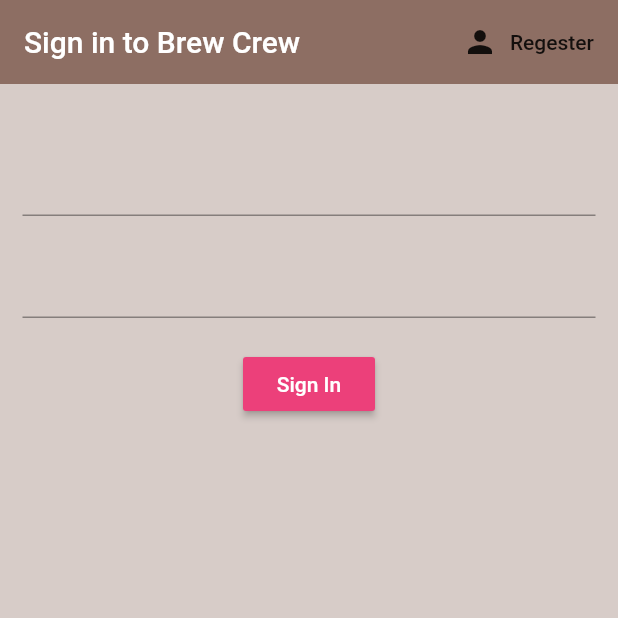
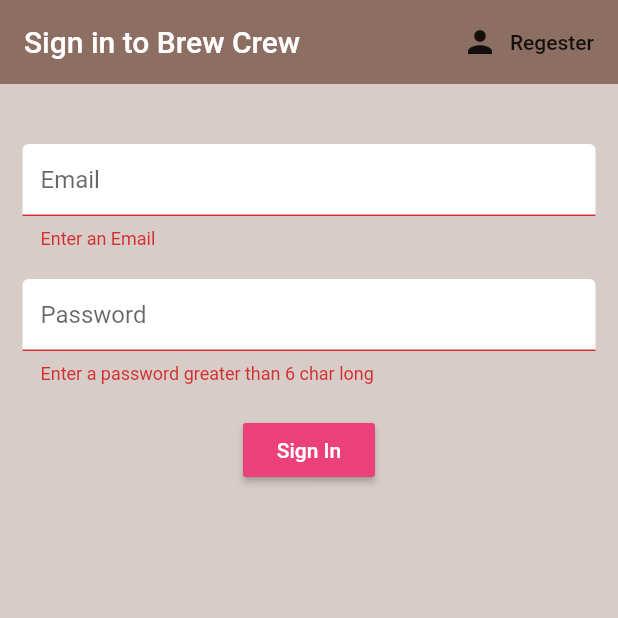
Before and after one commit to Nishyy/Flutter_Brew-Crew, a Flutter app: the screen it shows after launch, after a tap on "Sign In", on a phone screen of 412 x 824 dp, the top half of it. Run offline on Flutter 3.47's test engine with Material 2 defaults, Android fonts, the phone set to English and light mode, and no system bars; our stand-ins replace cloud_firestore, firebase_auth, flutter_spinkit; accounts and stored records are empty.

```diff
--- a/lib/main.dart
+++ b/lib/main.dart
@@ -13,6 +13,7 @@ class MyApp extends StatelessWidget {
     return StreamProvider<User>.value(
       value: AuthService().user,
       child: MaterialApp(
+        debugShowCheckedModeBanner: false,
         home: Wrapper(),
       ),
     );
--- /dev/null
+++ b/lib/models/brew.dart
@@ -0,0 +1,7 @@
+class Brew {
+  final String name;
+  final String sugars;
+  final int strength;
+
+  Brew({this.name, this.sugars, this.strength});
+}
--- a/lib/screens/authenticate/singn_in.dart
+++ b/lib/screens/authenticate/singn_in.dart
@@ -1,11 +1,12 @@
 import 'package:brew_crew/services/auth.dart';
+import 'package:brew_crew/shared/constants.dart';
+import 'package:brew_crew/shared/loading.dart';
 import 'package:flutter/material.dart';
 
 class SignIn extends StatefulWidget {
+  final Function toggleViewFun;
 
-final Function toggleViewFun;
-
-SignIn({this.toggleViewFun});
+  SignIn({this.toggleViewFun});
 
   @override
   _SignInState createState() => _SignInState();
@@ -13,13 +14,16 @@ SignIn({this.toggleViewFun});
 
 class _SignInState extends State<SignIn> {
   final AuthService _auth = AuthService();
+  final _formKey = GlobalKey<FormState>();
+  bool loading = false;
 
   String email = '';
   String password = '';
+  String errorString = '';
 
   @override
   Widget build(BuildContext context) {
-    return Scaffold(
+    return loading ? Loading() : Scaffold(
       backgroundColor: Colors.brown[100],
       appBar: AppBar(
         backgroundColor: Colors.brown[400],
@@ -38,28 +42,35 @@ class _SignInState extends State<SignIn> {
       body: Container(
         padding: EdgeInsets.symmetric(vertical: 20.0, horizontal: 15.0),
         child: Form(
+          key: _formKey,
           child: Column(
             children: <Widget>[
               SizedBox(
                 height: 20.0,
               ),
               TextFormField(
+                decoration: textInputDecorator.copyWith(hintText: 'Email'),
                 onChanged: (value) {
                   setState(() {
                     this.email = value;
                   });
                 },
+                validator: (val) => val.isEmpty ? "Enter an Email" : null,
               ),
               SizedBox(
                 height: 20.0,
               ),
               TextFormField(
+                decoration: textInputDecorator.copyWith(hintText: 'Password'),
                 obscureText: true,
                 onChanged: (value) {
                   setState(() {
                     this.password = value;
                   });
                 },
+                validator: (val) => val.length < 6
+                    ? "Enter a password greater than 6 char long"
+                    : null,
               ),
               SizedBox(
                 height: 20.0,
@@ -71,10 +82,30 @@ class _SignInState extends State<SignIn> {
                   style: TextStyle(color: Colors.white),
                 ),
                 onPressed: () async {
-                  print(email);
-                  print(password);
+                  if (_formKey.currentState.validate()) {
+                    setState(() {
+                      loading = true;
+                    });
+                    dynamic result =
+                        await _auth.signInWithEmail(email, password);
+                    if (result == null) {
+                      setState(() {
+                        errorString = 'Could not sing with this Credentials';
+                        loading = false;
+                      });
+                    }
+                    print(email);
+                    print(password);
+                  }
                 },
-              )
+              ),
+              SizedBox(
+                height: 12.0,
+              ),
+              Text(
+                errorString,
+                style: TextStyle(color: Colors.red, fontSize: 14.0),
+              ),
             ],
           ),
         ),
--- /dev/null
+++ b/lib/services/database.dart
@@ -0,0 +1,35 @@
+import 'package:brew_crew/models/brew.dart';
+import 'package:cloud_firestore/cloud_firestore.dart';
+
+class DatabaseService {
+  final String uid;
+
+  DatabaseService({this.uid});
+
+  // collection reference
+  final CollectionReference brewCollection =
+      Firestore.instance.collection('brews');
+
+  Future updateUserData(String name, String sugars, int strength) async {
+    return await brewCollection.document(uid).setData({
+      'sugars': sugars,
+      'name': name,
+      'strength': strength,
+    });
+  }
+
+  //Brew list from snapshot
+  List<Brew> _brewListFromSnapshot(QuerySnapshot snapshot) {
+    return snapshot.documents.map((doc) {
+      return Brew(
+        name: doc.data['name'] ?? '',
+        strength: doc.data['strength'] ?? 0,
+        sugars: doc.data['sugars'] ?? '0',
+      );
+    }).toList();
+  }
+
+  Stream<List<Brew>> get brews {
+    return brewCollection.snapshots().map(_brewListFromSnapshot);
+  }
+}
--- /dev/null
+++ b/lib/shared/constants.dart
@@ -0,0 +1,13 @@
+import 'package:flutter/material.dart';
+
+
+const textInputDecorator =  InputDecoration(
+  fillColor: Colors.white,
+  filled: true,
+  enabledBorder: OutlineInputBorder(
+    borderSide: BorderSide(color: Colors.white, width: 2.0),
+  ),
+  focusedBorder: OutlineInputBorder(
+    borderSide: BorderSide(color: Colors.pink, width: 2.0),
+  ),
+);
--- a/pubspec.yaml
+++ b/pubspec.yaml
@@ -26,6 +26,7 @@ dependencies:
   firebase_auth: ^0.15.2
   cloud_firestore: ^0.13.0+1
   provider: ^3.2.0
+  flutter_spinkit: ^4.1.1
 
 dev_dependencies:
   flutter_test:
```
Also changed, not shown: lib/screens/authenticate/register.dart (+35 -5 lines), lib/screens/home/brew_list.dart (added, +28 -0 lines), lib/screens/home/brew_tile.dart (added, +26 -0 lines), lib/screens/home/home.dart (+35 -7 lines), lib/services/auth.dart (+29 -1 lines), lib/shared/loading.dart (added, +17 -0 lines), pubspec.lock.
